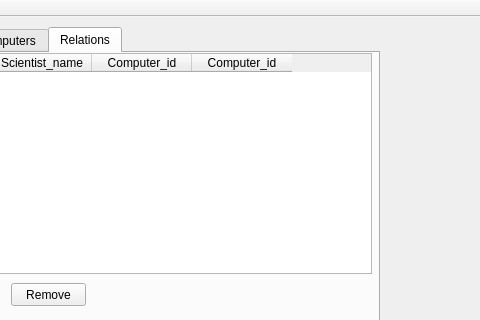
Hopur29/vika3, file week3/mainwindow.ui: the form before one commit; both pictures show x 141 to 621 and y 0 to 320 of the 621 by 493 pixel window.
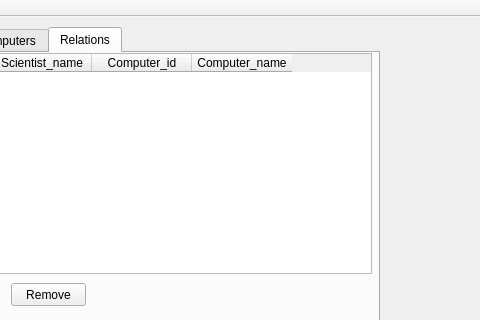
The form after the commit.

Patch:
```diff
--- a/week3/mainwindow.ui
+++ b/week3/mainwindow.ui
@@ -293,7 +293,7 @@
       </column>
       <column>
        <property name="text">
-        <string>Computer_id</string>
+        <string>Computer_name</string>
        </property>
       </column>
      </widget>
```
